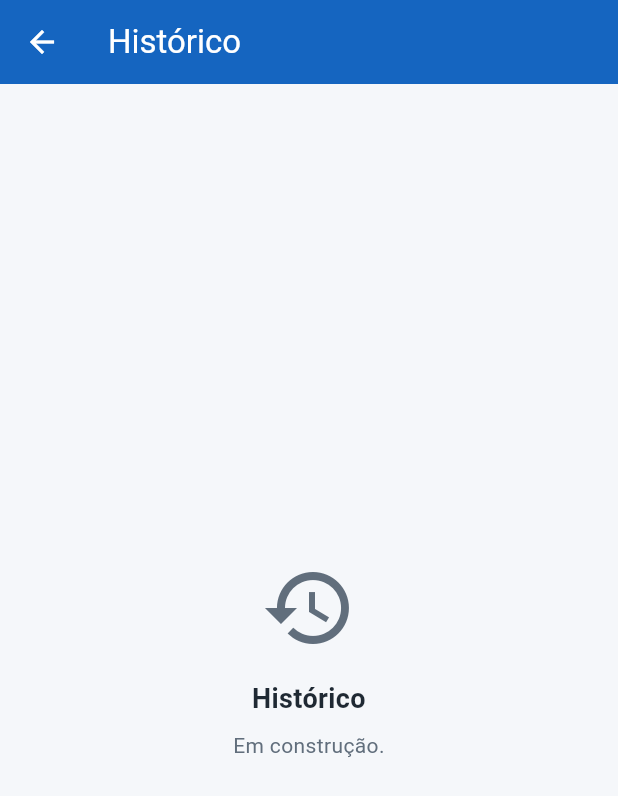
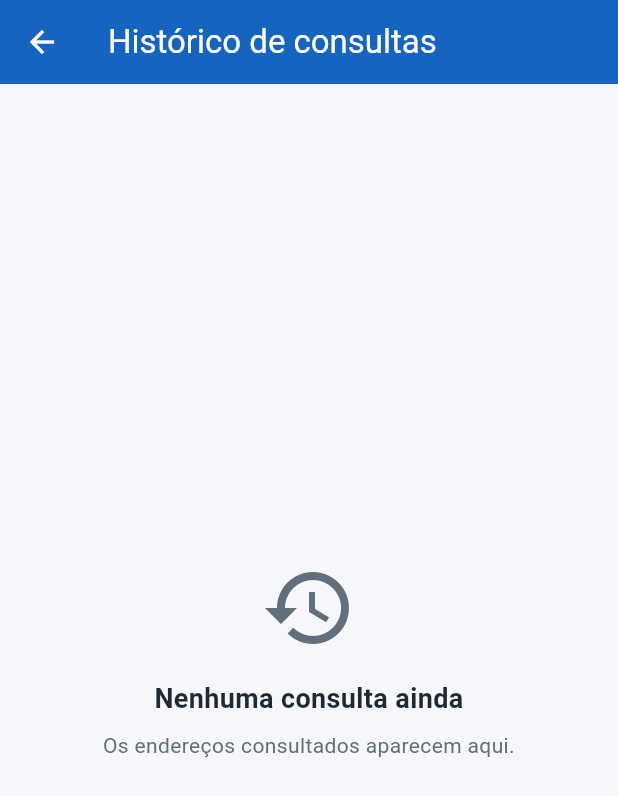
Before and after one commit to lucascagostinho/senai-desafio-desenvolvimento-de-sistemas-moveis, a Flutter app: the screen it shows after launch, after a tap on "Por endereço", after a tap on the "history" icon, on a phone screen of 412 x 824 dp. Shown: the top 796 px of the screen. Run offline on Flutter 3.47's test engine with Material 3 defaults, Android fonts, the phone set to English and light mode, and no system bars; our stand-ins replace dio, flutter_mobx, geocoding, hive, hive_flutter, material_ui and 1 more; missing offline and left inert: map_launcher; accounts and stored records are empty; generated files the repository leaves out were written again.

Commit message:
feat(history): controller MobX e página com carregamento automático (passo 06)
HistoryController lê todos os endereços do armazenamento local (mais
recente primeiro) com estados de loading, erro e vazio. HistoryPage
carrega ao abrir (initState) e usa Observer. README atualizado.

```diff
--- /dev/null
+++ b/lib/src/modules/history/controller/history_controller.dart
@@ -0,0 +1,48 @@
+import 'package:mobx/mobx.dart';
+
+import '../../home/model/address_model.dart';
+import '../../home/repositories/address_local_repository.dart';
+
+part 'history_controller.g.dart';
+
+/// Controller do histórico, com MobX.
+///
+/// Carrega do armazenamento local (Hive) todos os endereços consultados, do
+/// mais recente para o mais antigo. Usa o mesmo repositório local da home:
+/// o histórico e o cache são a mesma box.
+class HistoryController = HistoryControllerBase with _$HistoryController;
+
+abstract class HistoryControllerBase with Store {
+  HistoryControllerBase({required this.local});
+
+  final AddressLocalRepository local;
+
+  @observable
+  ObservableList<AddressModel> addresses = ObservableList<AddressModel>();
+
+  @observable
+  bool isLoading = false;
+
+  /// Falha ao ler o armazenamento (a tela mostra uma mensagem).
+  @observable
+  bool hasError = false;
+
+  @computed
+  bool get isEmpty => !isLoading && !hasError && addresses.isEmpty;
+
+  bool get isStorageAvailable => local.isAvailable;
+
+  /// Lê o histórico do Hive. A página chama ao abrir.
+  @action
+  Future<void> load() async {
+    isLoading = true;
+    hasError = false;
+    try {
+      addresses = ObservableList.of(await local.getAll());
+    } catch (_) {
+      hasError = true;
+    } finally {
+      isLoading = false;
+    }
+  }
+}
--- a/lib/src/modules/history/page/history_page.dart
+++ b/lib/src/modules/history/page/history_page.dart
@@ -1,28 +1,84 @@
+import 'package:flutter_mobx/flutter_mobx.dart';
 import 'package:material_ui/material_ui.dart';
 
 import '../../../shared/colors/app_colors.dart';
+import '../../../shared/components/app_loading.dart';
 import '../../../shared/components/app_message.dart';
+import '../../../shared/metrics/app_metrics.dart';
+import '../../home/components/address_list.dart';
+import '../../home/repositories/address_local_repository.dart';
+import '../controller/history_controller.dart';
 
 /// Histórico de endereços consultados.
-///
-/// Versão provisória: existe para a ação "histórico" da home ter destino.
-/// O controller e o carregamento automático entram na Etapa 5 (passo 06).
-class HistoryPage extends StatelessWidget {
+class HistoryPage extends StatefulWidget {
   const HistoryPage({super.key});
+
+  @override
+  State<HistoryPage> createState() => _HistoryPageState();
+}
+
+class _HistoryPageState extends State<HistoryPage> {
+  final _controller = HistoryController(local: AddressLocalRepository());
+
+  @override
+  void initState() {
+    super.initState();
+    // Carregamento automático: os dados são lidos assim que a página abre,
+    // sem o entregador precisar tocar em nada.
+    _controller.load();
+  }
 
   @override
   Widget build(BuildContext context) {
     return Scaffold(
       appBar: AppBar(
-        title: const Text('Histórico'),
+        title: const Text('Histórico de consultas'),
         backgroundColor: AppColors.primary,
         foregroundColor: Colors.white,
       ),
-      body: const AppMessage(
-        icon: Icons.history,
-        title: 'Histórico',
-        description: 'Em construção.',
-      ),
+      // Sem armazenamento não há o que observar: a mensagem é fixa.
+      // Nos outros casos, o Observer redesenha a tela quando isLoading,
+      // hasError ou a lista mudam no controller.
+      body: !_controller.isStorageAvailable
+          ? const AppMessage(
+              icon: Icons.storage,
+              title: 'Histórico indisponível',
+              description:
+                  'O armazenamento deste aparelho não iniciou. '
+                  'A consulta de CEP continua funcionando.',
+            )
+          : Observer(
+              builder: (_) {
+                if (_controller.isLoading) {
+                  return const AppLoading(message: 'Carregando histórico...');
+                }
+                if (_controller.hasError) {
+                  return const AppMessage(
+                    icon: Icons.error_outline,
+                    title: 'Não foi possível ler o histórico',
+                    description: 'Feche e abra o histórico de novo.',
+                  );
+                }
+                if (_controller.isEmpty) {
+                  return const AppMessage(
+                    icon: Icons.history,
+                    title: 'Nenhuma consulta ainda',
+                    description: 'Os endereços consultados aparecem aqui.',
+                  );
+                }
+                return ListView(
+                  padding: const EdgeInsets.all(AppMetrics.screenPadding),
+                  children: [
+                    AddressList(
+                      title:
+                          '${_controller.addresses.length} endereço(s) consultado(s)',
+                      addresses: _controller.addresses.toList(),
+                      showDate: true,
+                    ),
+                  ],
+                );
+              },
+            ),
     );
   }
 }
```
Also changed, not shown: lib/src/modules/history/controller/history_controller.g.dart (added), 1 other file.
